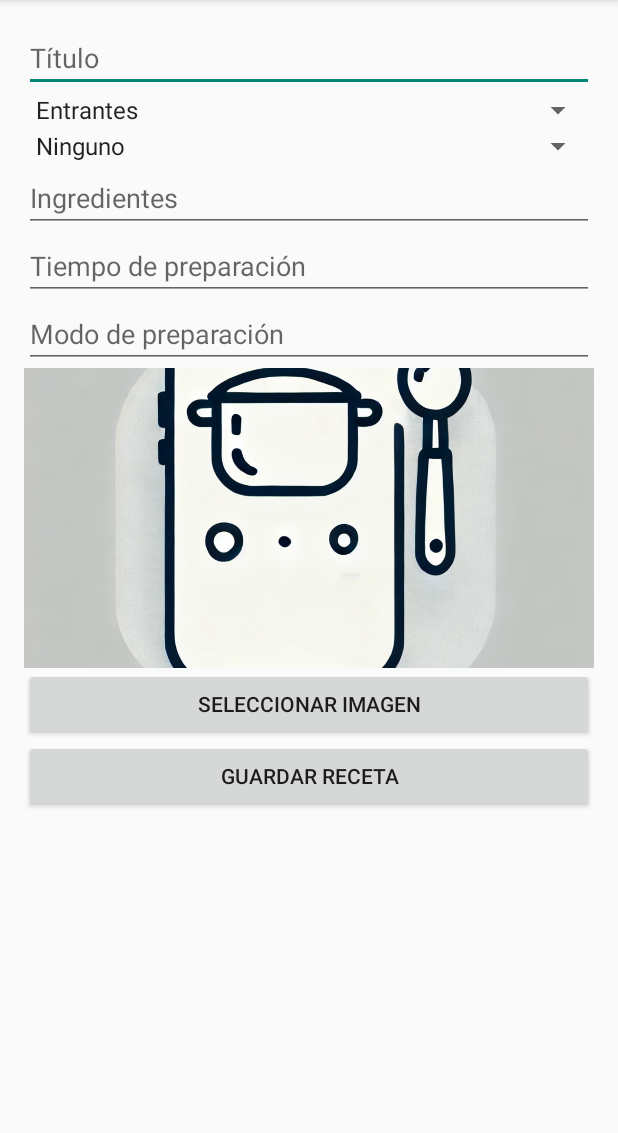
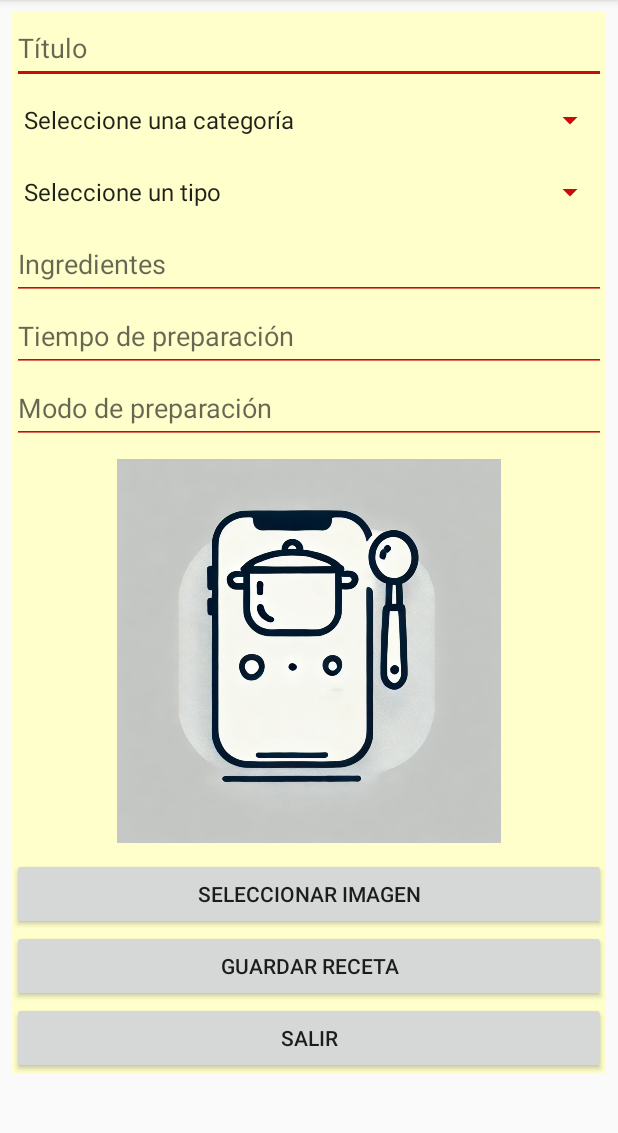
Before and after one commit to JF3Palacios/Recetario, an Android app: the RecipeActivity screen opened directly, with no data from a screen before it, on a phone screen of 412 x 824 dp, the part 84-1217 px from its top. Run offline under Robolectric (Android 15) with nearby library versions, the phone set to English and light mode, and no system bars; our stand-ins replace Firebase (no records; nobody signed in at launch, a user with empty details on screens opened directly).

Commit message:
Commit avance 1

```diff
--- a/app/src/main/AndroidManifest.xml
+++ b/app/src/main/AndroidManifest.xml
@@ -23,12 +23,11 @@
         </intent-filter>
         </activity>
         <activity
-            android:name=".MainActivity"
+            android:name=".RecipeActivity"
             android:exported="false">
-
         </activity>
         <activity
-            android:name=".RecipeActivity"
+            android:name=".SeleccionActivity"
             android:exported="false">
         </activity>
     </application>
--- a/app/src/main/java/com/palacios/recetario/RecipeActivity.kt
+++ b/app/src/main/java/com/palacios/recetario/RecipeActivity.kt
@@ -1,15 +1,20 @@
 package com.palacios.recetario
 
 import android.app.Activity
+import android.content.Context
 import android.content.Intent
+import android.graphics.Color
 import android.net.Uri
 import android.os.Bundle
+import android.view.View
+import android.view.ViewGroup
 import android.widget.*
 import androidx.appcompat.app.AppCompatActivity
 import com.google.firebase.firestore.FirebaseFirestore
 import com.google.firebase.storage.FirebaseStorage
 import com.palacios.recetario.R
 import java.util.*
+import java.util.Locale.Category
 
 class RecipeActivity : AppCompatActivity() {
     private lateinit var titleEditText: EditText
@@ -20,6 +25,7 @@ class RecipeActivity : AppCompatActivity() {
     private lateinit var instructionsEditText: EditText
     private lateinit var saveButton: Button
     private lateinit var selectImageButton: Button
+    private lateinit var salirRecipeButton: Button
     private lateinit var recipeImageView: ImageView
     private var imageUri: Uri? = null
 
@@ -40,6 +46,7 @@ class RecipeActivity : AppCompatActivity() {
         saveButton = findViewById(R.id.saveRecipeButton)
         selectImageButton = findViewById(R.id.selectImageButton)
         recipeImageView = findViewById(R.id.recipeImageView)
+        salirRecipeButton = findViewById(R.id.salirRecipes)
 
         selectImageButton.setOnClickListener {
             openFileChooser()
@@ -48,6 +55,23 @@ class RecipeActivity : AppCompatActivity() {
         saveButton.setOnClickListener {
             saveRecipe()
         }
+
+        salirRecipeButton.setOnClickListener {
+            val intent = Intent(this, SeleccionActivity::class.java)
+            startActivity(intent)
+        }
+
+        setupSpinner(categorySpinner, R.array.categories, "Seleccione una categoría")
+        setupSpinner(typeSpinner, R.array.types, "Seleccione un tipo")
+    }
+    private fun setupSpinner(spinner: Spinner, arrayResId: Int, hint: String){
+        val items = resources.getStringArray(arrayResId).toMutableList()
+        items.add(0, hint)
+
+        val adapter = HintSpinnerAdapter(this, android.R.layout.simple_spinner_item, items.toTypedArray())
+        adapter.setDropDownViewResource(android.R.layout.simple_spinner_dropdown_item)
+        spinner.adapter = adapter
+        spinner.setSelection(0, false)
     }
 
     private fun openFileChooser() {
@@ -69,13 +93,37 @@ class RecipeActivity : AppCompatActivity() {
     private fun saveRecipe() {
         val title = titleEditText.text.toString()
         val category = categorySpinner.selectedItem.toString()
-        val type = typeSpinner.selectedItem.toString()
+        //val type = typeSpinner.selectedItem.toString()
         val ingredients = ingredientsEditText.text.toString()
         val time = timeEditText.text.toString()
         val instructions = instructionsEditText.text.toString()
+        val selectedCategory = categorySpinner.selectedItem.toString()
+        val selectedType = typeSpinner.selectedItem.toString()
+
+        val type = if (selectedType != "Seleccione un tipo") selectedType else ""
 
         if (title.isEmpty()) {
             Toast.makeText(this, "El título no puede estar vacío", Toast.LENGTH_SHORT).show()
+            return
+        }
+
+        if (selectedCategory == "Seleccione una categoría") {
+            Toast.makeText(this, "Por favor, seleccione una categoría válida.", Toast.LENGTH_SHORT).show()
+            return
+        }
+
+        if (ingredients.isEmpty()) {
+            Toast.makeText(this, "Ingredientes no puede estar vacío", Toast.LENGTH_SHORT).show()
+            return
+        }
+
+        if (time.isEmpty()) {
+            Toast.makeText(this, "El tiempo de preparación no puede estar vacío", Toast.LENGTH_SHORT).show()
+            return
+        }
+
+        if (instructions.isEmpty()) {
+            Toast.makeText(this, "El modo de prparación no puede estar vacío", Toast.LENGTH_SHORT).show()
             return
         }
 
@@ -133,4 +181,23 @@ class RecipeActivity : AppCompatActivity() {
                 }
         }
     }
+
+    class HintSpinnerAdapter(context: Context, textViewResourceId: Int, private val objects: Array<String>) :
+        ArrayAdapter<String>(context, textViewResourceId, objects) {
+
+        override fun isEnabled(position: Int): Boolean {
+            return position !=0
+        }
+
+        override fun getDropDownView(position: Int, convertView: View?, parent: ViewGroup): View {
+            val view = super.getDropDownView(position, convertView, parent)
+            val textView = view as TextView
+            if(position == 0){
+                textView.setTextColor(Color.GRAY)
+            } else{
+                textView.setTextColor(Color.BLACK)
+            }
+            return view
+        }
+    }
 }
--- a/app/src/main/java/com/palacios/recetario/RegisterActivity.kt
+++ b/app/src/main/java/com/palacios/recetario/RegisterActivity.kt
@@ -98,7 +98,7 @@ class RegisterActivity : AppCompatActivity() {
     }
 
     private fun showHome(email: String) {
-        val homeIntent = Intent(this, RecipeActivity::class.java).apply {
+        val homeIntent = Intent(this, SeleccionActivity::class.java).apply {
             putExtra("email", email)
         }
         startActivity(homeIntent)
--- a/app/src/main/res/layout/activity_add_edit_recipe.xml
+++ b/app/src/main/res/layout/activity_add_edit_recipe.xml
@@ -1,55 +1,73 @@
 <ScrollView xmlns:android="http://schemas.android.com/apk/res/android"
     android:layout_width="match_parent"
     android:layout_height="match_parent"
-    android:padding="16dp">
+    android:padding="8dp">
 
     <LinearLayout
         android:layout_width="match_parent"
         android:layout_height="wrap_content"
+        android:background="@color/background_color"
         android:orientation="vertical">
 
         <EditText
             android:id="@+id/recipeTitle"
             android:layout_width="match_parent"
-            android:layout_height="wrap_content"
+            android:layout_height="48dp"
+            android:backgroundTint="#CA0B0B"
             android:hint="Título" />
 
         <Spinner
             android:id="@+id/recipeCategory"
             android:layout_width="match_parent"
-            android:layout_height="wrap_content"
+            android:layout_height="48dp"
+            android:backgroundTint="#CA0B0B"
             android:entries="@array/categories" />
 
         <Spinner
             android:id="@+id/recipeType"
             android:layout_width="match_parent"
-            android:layout_height="wrap_content"
+            android:layout_height="48dp"
+            android:backgroundTint="#CA0B0B"
             android:entries="@array/types" />
 
         <EditText
             android:id="@+id/recipeIngredients"
             android:layout_width="match_parent"
-            android:layout_height="wrap_content"
+            android:layout_height="48dp"
+            android:backgroundTint="#CA0B0B"
             android:hint="Ingredientes" />
 
         <EditText
             android:id="@+id/recipeTime"
             android:layout_width="match_parent"
-            android:layout_height="wrap_content"
+            android:layout_height="48dp"
+            android:backgroundTint="#CA0B0B"
             android:hint="Tiempo de preparación" />
 
         <EditText
             android:id="@+id/recipeInstructions"
             android:layout_width="match_parent"
-            android:layout_height="wrap_content"
+            android:layout_height="48dp"
+            android:backgroundTint="#CA0B0B"
             android:hint="Modo de preparación" />
+
+        <!-- Espacio añadido aquí -->
+        <View
+            android:layout_width="match_parent"
+            android:layout_height="10dp" />
 
         <ImageView
             android:id="@+id/recipeImageView"
             android:layout_width="match_parent"
-            android:layout_height="200dp"
-            android:scaleType="centerCrop"
+            android:layout_height="256dp"
+            android:adjustViewBounds="true"
+            android:cropToPadding="true"
+            android:scaleType="centerInside"
             android:src="@drawable/ic_placeholder_image" />
+
+        <View
+            android:layout_width="match_parent"
+            android:layout_height="10dp" />
 
         <Button
             android:id="@+id/selectImageButton"
@@ -62,5 +80,11 @@
             android:layout_width="match_parent"
             android:layout_height="wrap_content"
             android:text="Guardar Receta" />
+
+        <Button
+            android:id="@+id/salirRecipes"
+            android:layout_width="match_parent"
+            android:layout_height="wrap_content"
+            android:text="Salir" />
     </LinearLayout>
 </ScrollView>
--- a/app/src/main/res/values/colors.xml
+++ b/app/src/main/res/values/colors.xml
@@ -2,4 +2,5 @@
 <resources>
     <color name="black">#FF000000</color>
     <color name="white">#FFFFFFFF</color>
+    <color name="background_color">#FFFFCC</color>
 </resources>
--- a/app/src/main/res/values/strings.xml
+++ b/app/src/main/res/values/strings.xml
@@ -5,6 +5,7 @@
 
     <!-- Arrays for categories and types -->
     <string-array name="categories">
+
         <item>Entrantes</item>
         <item>Primer plato</item>
         <item>Segundo plato</item>
@@ -13,7 +14,7 @@
     </string-array>
 
     <string-array name="types">
-        <item>Ninguno</item>
+
         <item>Carnes</item>
         <item>Pescados</item>
     </string-array>
```
Also changed, not shown: app/src/main/java/com/palacios/recetario/MainActivity.kt (deleted, +0 -19 lines), app/src/main/java/com/palacios/recetario/SeleccionActivity.kt (added, +29 -0 lines), app/src/main/res/layout/activity_main.xml (deleted, +0 -31 lines), app/src/main/res/layout/activity_seleccion.xml (added, +41 -0 lines).
